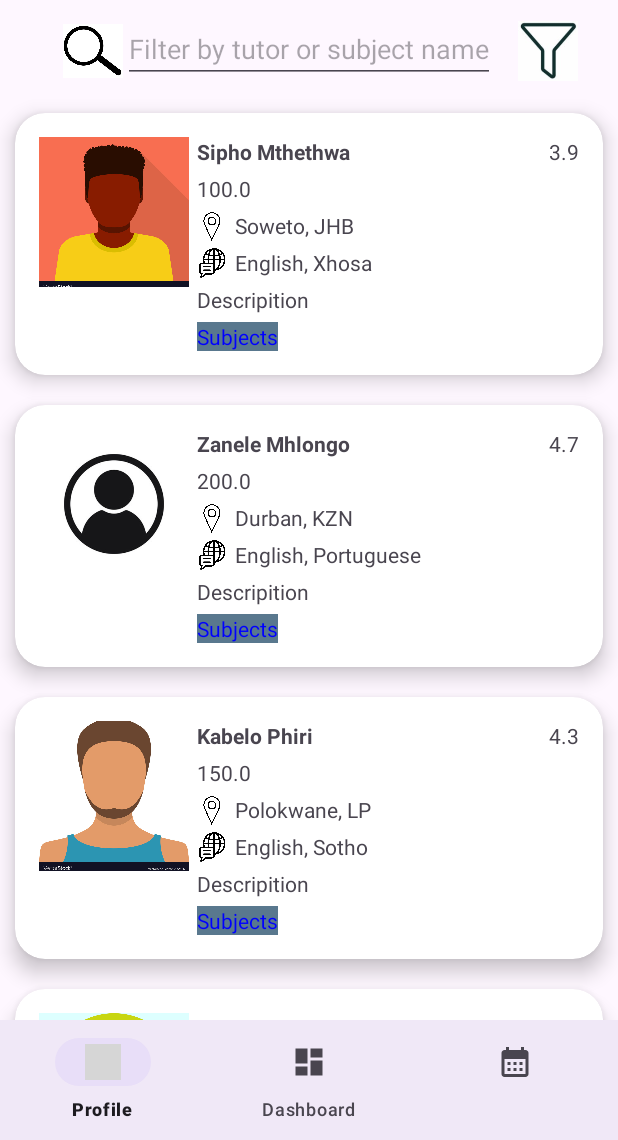
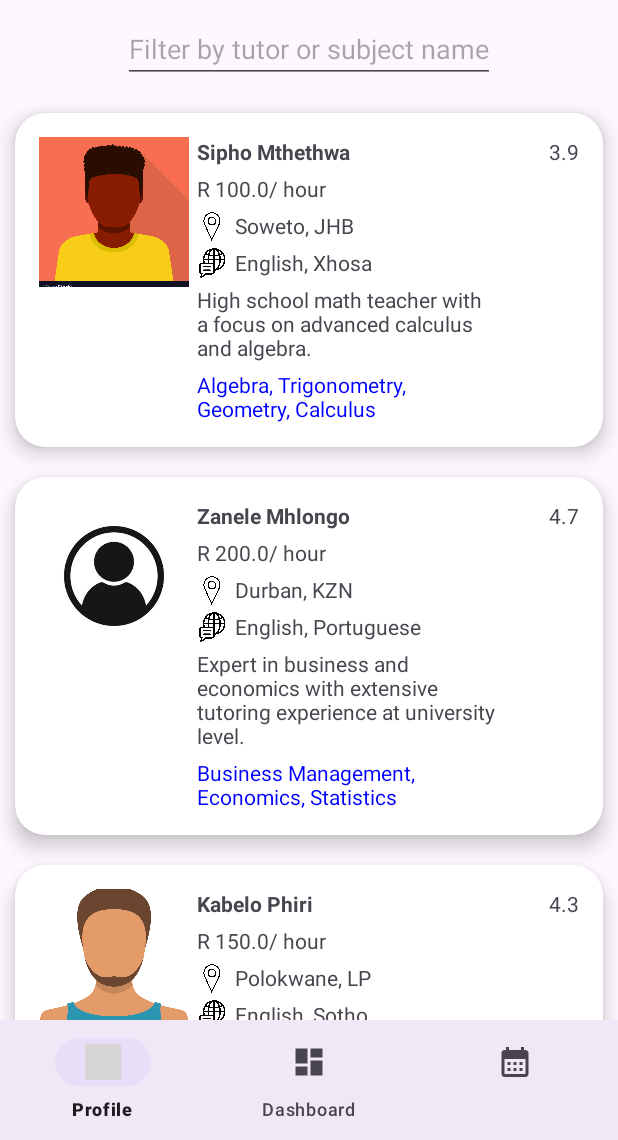
Before and after one commit to Nqobile-08/WeRTutors-Mobile-App, an Android app: the screen it shows after launch (MainActivity), after a tap on "Tutor Profile", on a phone screen of 412 x 824 dp, the part 96-1236 px from its top. Run offline under Robolectric (Android 15) with nearby library versions, the phone set to English and light mode, and no system bars; 2 other taps on this screen came first; grey boxes are pictures that could not be loaded.

Commit message:
Fixed tutor profile

```diff
--- a/app/src/main/java/com/nqobza/wertutors/Tutor.kt
+++ b/app/src/main/java/com/nqobza/wertutors/Tutor.kt
@@ -2,7 +2,7 @@ package com.nqobza.wertutors
 
 import java.io.Serializable
 
-data class Tutor (
+data class Tutor(
     var ProfilePic: Int,
     var Name: String,
     var Rating: Double,
@@ -10,7 +10,7 @@ data class Tutor (
     var Location: String,
     var Language: String,
     var Description: String,
-    var Subjects: Array<String>,
+    var Subjects: String,
     var WorkExperience: String,
     var Education: String,
     var CoursesCertifications: String,
--- a/app/src/main/java/com/nqobza/wertutors/TutorAdapter.kt
+++ b/app/src/main/java/com/nqobza/wertutors/TutorAdapter.kt
@@ -38,9 +38,11 @@ class TutorAdapter(private var tutorsList: ArrayList<Tutor>) :
         holder.rvProfilePic.setImageResource(currentTutor.ProfilePic)
         holder.rvTutorName.text = currentTutor.Name
         holder.rvRating.text = currentTutor.Rating.toString()
-        holder.rvRate.text = currentTutor.Rate.toString()
+        holder.rvRate.text = "R ${currentTutor.Rate}/ hour"
         holder.rvLocation.text = currentTutor.Location
         holder.rvLanguages.text = currentTutor.Language
+        holder.rvDescription.text = currentTutor.Description
+        holder.rvSubject.text = currentTutor.Subjects.toString()
 
         holder.itemView.setOnClickListener {
             val context = holder.itemView.context
@@ -69,6 +71,8 @@ class TutorAdapter(private var tutorsList: ArrayList<Tutor>) :
         val rvRate: TextView = itemView.findViewById(R.id.tvRate)
         val rvLocation: TextView = itemView.findViewById(R.id.tvLocation)
         val rvLanguages: TextView = itemView.findViewById(R.id.tvLanguage)
+        val rvDescription: TextView = itemView.findViewById(R.id.tvDescription)
+        val rvSubject: TextView = itemView.findViewById(R.id.tvSubjects)
 
         init {
             itemView.setOnClickListener {
--- a/app/src/main/java/com/nqobza/wertutors/tutorOptions_1.kt
+++ b/app/src/main/java/com/nqobza/wertutors/tutorOptions_1.kt
@@ -35,6 +35,7 @@ class tutorOptions_1 : Fragment() {
     lateinit var reviewRating: Array<Int>
     lateinit var reviewSubject: Array<String>
     lateinit var reviewDescription: Array<String>
+    lateinit var subjects: Array<String>
 
     override fun onCreateView(
         inflater: LayoutInflater, container: ViewGroup?,
@@ -106,16 +107,16 @@ class tutorOptions_1 : Fragment() {
         )
 
 // Array of subjects for each tutor
-        val subjects = arrayOf(
-            arrayOf("Algebra", "Trigonometry", "Geometry", "Calculus"),    // Sipho Mthethwa
-            arrayOf("Business Management", "Economics", "Statistics"),    // Zanele Mhlongo
-            arrayOf("Python", "C++", "Java", "Algorithms"),               // Kabelo Phiri
-            arrayOf("Data Science", "Machine Learning", "Statistics", "Big Data"), // Lerato Mokoena
-            arrayOf("Mathematics", "Physics", "Engineering Mechanics"),   // Sizwe Nkosi
-            arrayOf("English", "Mandarin", "Communication Skills"),       // Mbali Mkhize
-            arrayOf("Mathematics", "Physical Science", "Biology"),        // Ayanda Ndlovu
-            arrayOf("History", "Geography", "Civics"),                    // Bianca Moodley
-            arrayOf("Biology", "Environmental Science", "Ecology")        // Christina Goncalves
+         subjects = arrayOf(
+            "Algebra, Trigonometry, Geometry, Calculus",    // Sipho Mthethwa
+            "Business Management, Economics, Statistics",    // Zanele Mhlongo
+            "Python, C++, Java, Algorithms",               // Kabelo Phiri
+            "Data Science, Machine Learning, Statistics, Big Data", // Lerato Mokoena
+            "Mathematics, Physics, Engineering Mechanics",   // Sizwe Nkosi
+            "English, Mandarin, Communication Skills",       // Mbali Mkhize
+            "Mathematics, Physical Science, Biology",        // Ayanda Ndlovu
+            "History, Geography, Civics",                    // Bianca Moodley
+            "Biology, Environmental Science, Ecology"       // Christina Goncalves
         )
 
 // Work Experience array
@@ -243,7 +244,7 @@ class tutorOptions_1 : Fragment() {
         return view
     }
 
-    private fun getUserData(subjects: Array<Array<String>>) {
+    private fun getUserData(subjects: Array<String>) {
         for (i in imageId.indices) {
             val tutor = Tutor(
                 imageId[i], name[i], rating[i], rate[i], location[i], languages[i], description[i], subjects[i],
@@ -271,8 +272,6 @@ class tutorOptions_1 : Fragment() {
                 intent.putExtra("Education", tutorList[position].Education)
                 intent.putExtra("CoursesCertifications", tutorList[position].CoursesCertifications)
                 intent.putExtra("Skills", tutorList[position].Skills)
-
-                // Passing subjects data
                 intent.putExtra("Subjects", tutorList[position].Subjects)
 
                 startActivity(intent)
--- a/app/src/main/res/layout/activity_tutor_expanded.xml
+++ b/app/src/main/res/layout/activity_tutor_expanded.xml
@@ -243,8 +243,8 @@ android:padding="16dp">
     <androidx.recyclerview.widget.RecyclerView
         android:id="@+id/rvReviews"
         android:layout_width="match_parent"
-        android:layout_height="wrap_content"
-        app:layout_constraintTop_toTopOf="@id/linearLayout"
+        android:layout_height="340dp"
+        app:layout_constraintTop_toBottomOf="@id/linearLayout"
         android:layout_marginTop="5dp"
         tools:listitem="@layout/item_review"
         android:visibility="invisible"/>
--- a/app/src/main/res/layout/fragment_tutor_options_1.xml
+++ b/app/src/main/res/layout/fragment_tutor_options_1.xml
@@ -16,24 +16,9 @@
         android:layout_height="wrap_content"
         app:layout_constraintStart_toStartOf="parent"
         app:layout_constraintTop_toBottomOf="@+id/etSearchBar" />
-<ImageView
-    android:id="@+id/ivFilter"
-    android:layout_width="40dp"
-    android:layout_height="40dp"
-    android:src="@drawable/filter_icon"
-    app:layout_constraintStart_toEndOf="@+id/etSearchBar"
-    app:layout_constraintTop_toTopOf="parent"
-    android:layout_marginTop="14dp"
-    android:layout_marginLeft="15dp"/>
 
-    <ImageView
-        android:id="@+id/icSearch"
-        android:layout_width="40dp"
-        android:layout_height="40dp"
-        android:src="@drawable/search_icon"
-        app:layout_constraintEnd_toStartOf="@+id/etSearchBar"
-        app:layout_constraintTop_toTopOf="parent"
-        android:layout_marginTop="14dp"/>
+
+
 
 
     <EditText
--- a/app/src/main/res/layout/item_tutor.xml
+++ b/app/src/main/res/layout/item_tutor.xml
@@ -85,7 +85,7 @@ xmlns:android="http://schemas.android.com/apk/res/android"
 
     <TextView
         android:id="@+id/tvDescription"
-        android:layout_width="0dp"
+        android:layout_width="200dp"
         android:layout_height="wrap_content"
         android:layout_marginLeft="5dp"
         android:text="Descripition"
@@ -95,12 +95,11 @@ xmlns:android="http://schemas.android.com/apk/res/android"
 
     <TextView
         android:id="@+id/tvSubjects"
-        android:layout_width="0dp"
+        android:layout_width="200dp"
         android:layout_height="wrap_content"
         android:layout_marginLeft="5dp"
         android:text="Subjects"
         android:textColor="@color/WRTBlue"
-        android:background="@color/WRTLightBlue"
         android:layout_marginTop="5dp"
         app:layout_constraintStart_toEndOf="@+id/ivProfilePic"
         app:layout_constraintTop_toBottomOf="@+id/tvDescription" />
```
